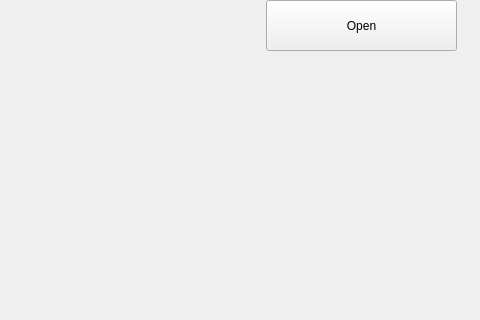
faizal2003/guipyside6, file form.ui: the form before one commit; both pictures show x 544 to 1024 and y 0 to 320 of the 1024 by 600 pixel window.
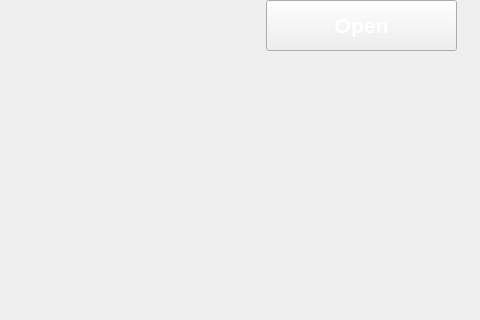
The form after the commit. Icons and pictures are not drawn.

Diff of the .ui file:
```diff
--- a/form.ui
+++ b/form.ui
@@ -95,8 +95,14 @@
       <height>51</height>
      </rect>
     </property>
+    <property name="font">
+     <font>
+      <pointsize>16</pointsize>
+      <bold>true</bold>
+     </font>
+    </property>
     <property name="styleSheet">
-     <string notr="true"/>
+     <string notr="true">color: rgb(255, 255, 255);</string>
     </property>
     <property name="text">
      <string>Open</string>
```
